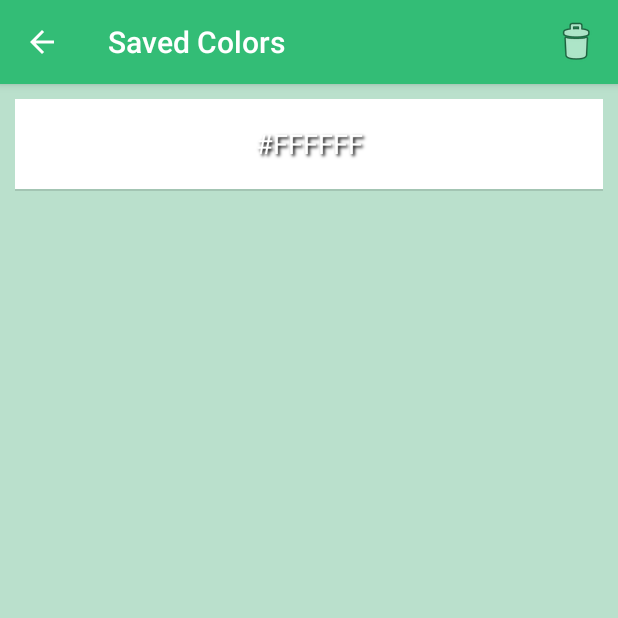
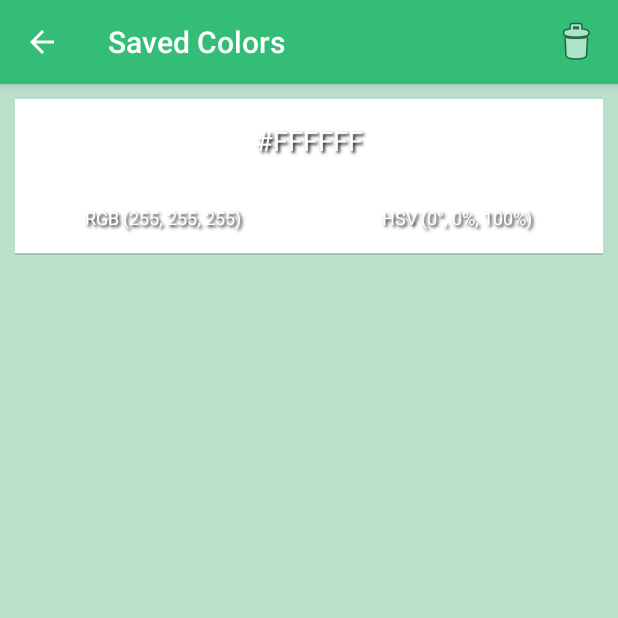
Before and after one commit to KevinMulkearn/SiteColorGrabber, an Android app: the SavedColorActivity screen opened directly, with no data from a screen before it, on a phone screen of 412 x 824 dp, the top half of it. Run offline under Robolectric (Android 15) with nearby library versions, the phone set to English and light mode, and no system bars.

Commit message:
Custom listView item design now includes RGB and HSV.

```diff
--- a/app/src/main/java/com/mulkearn/kevin/sitecolorgrabber/CustomAdapter.java
+++ b/app/src/main/java/com/mulkearn/kevin/sitecolorgrabber/CustomAdapter.java
@@ -14,7 +14,7 @@ import android.widget.Toast;
 public class CustomAdapter extends ArrayAdapter<String>{
 
     String singelColor;
-    TextView hexText;
+    TextView hexText, rgbText, hsvText;
 
     CustomAdapter(Context context, String[] cols) {
         super(context,R.layout.custom_row , cols);
@@ -27,9 +27,29 @@ public class CustomAdapter extends ArrayAdapter<String>{
 
         singelColor = getItem(position);
         hexText = (TextView) customView.findViewById(R.id.hexText);
+        rgbText = (TextView) customView.findViewById(R.id.rgbText);
+        hsvText = (TextView) customView.findViewById(R.id.hsvText);
+
+        int color = Color.parseColor(singelColor);
+        int red = Color.red(color);
+        int green = Color.green(color);
+        int blue = Color.blue(color);
+        String rgb = "RGB (" + red + ", " + green + ", " + blue + ")";
+
+        float[] hsv = new float[3];
+        Color.RGBToHSV(red, green, blue, hsv);
+        float hue = hsv[0];
+        float sat = hsv[1] * 100;
+        float val = hsv[2] * 100;
+        String hsvString = "HSV (" + Math.round(hue) + "\u00b0, " + Math.round(sat) + "%, " + Math.round(val) + "%)";
 
         hexText.setText(singelColor);
+        rgbText.setText(rgb);
+        hsvText.setText(hsvString);
+
         hexText.setBackgroundColor(Color.parseColor(singelColor));
+        rgbText.setBackgroundColor(Color.parseColor(singelColor));
+        hsvText.setBackgroundColor(Color.parseColor(singelColor));
 
         return customView;
 
--- a/app/src/main/java/com/mulkearn/kevin/sitecolorgrabber/SearchActivity.java
+++ b/app/src/main/java/com/mulkearn/kevin/sitecolorgrabber/SearchActivity.java
@@ -81,6 +81,8 @@ public class SearchActivity extends AppCompatActivity {
         addressName = (TextView) findViewById(R.id.addressName);
 
         dbHandler = new DBHandler(this, null, null, 1);//check constructor for more info
+
+        addressBar.setSelection(addressBar.getText().length()); //Set cursor position to end
 
         //On Keyboard Enter Click
         addressBar.setOnKeyListener(
--- a/app/src/main/java/com/mulkearn/kevin/sitecolorgrabber/WebPageActivity.java
+++ b/app/src/main/java/com/mulkearn/kevin/sitecolorgrabber/WebPageActivity.java
@@ -141,8 +141,8 @@ public class WebPageActivity extends AppCompatActivity {
                 int blueValue = Color.blue(pixel);
                 int greenValue = Color.green(pixel);
 
-                hexText.setText("Hex: " + rgbToHex(redValue, greenValue, blueValue));
-                rgbText.setText("rgb(" + redValue + ", " + greenValue + ", " + blueValue + ")");
+                hexText.setText("Hex " + rgbToHex(redValue, greenValue, blueValue));
+                rgbText.setText("RGB (" + redValue + ", " + greenValue + ", " + blueValue + ")");
                 hsvText.setText(getHSVValue(redValue, greenValue, blueValue));
                 colorDisplay.setBackgroundColor(pixel);
 
@@ -204,6 +204,6 @@ public class WebPageActivity extends AppCompatActivity {
         String sat = Integer.toString((int) s) + "%";
         String val = Integer.toString((int) v) + "%";
 
-        return "hsv(" + hue + ", " + sat + ", " + val + ")";
+        return "HSV (" + hue + ", " + sat + ", " + val + ")";
     }
 }
--- a/app/src/main/res/layout/activity_web_page.xml
+++ b/app/src/main/res/layout/activity_web_page.xml
@@ -75,14 +75,14 @@
                 android:id="@+id/rgbText"
                 android:layout_width="match_parent"
                 android:layout_height="wrap_content"
-                android:text="rgb(0, 0, 0)"
+                android:text="RGB (0, 0, 0)"
                 android:textSize="15sp"
                 android:textColor="#000000" />
             <TextView
                 android:id="@+id/hsvText"
                 android:layout_width="match_parent"
                 android:layout_height="wrap_content"
-                android:text="hsv(0°, 0%, 0%)"
+                android:text="HSV (0°, 0%, 0%)"
                 android:textSize="15sp"
                 android:textColor="#000000" />
 
--- a/app/src/main/res/layout/custom_row.xml
+++ b/app/src/main/res/layout/custom_row.xml
@@ -1,13 +1,13 @@
 <?xml version="1.0" encoding="utf-8"?>
 <LinearLayout xmlns:android="http://schemas.android.com/apk/res/android"
-    android:orientation="horizontal" android:layout_width="match_parent"
+    android:orientation="vertical"
+    android:layout_width="match_parent"
     android:layout_height="match_parent">
 
     <TextView
         android:id="@+id/hexText"
-        android:layout_width="wrap_content"
-        android:layout_height="60dp"
-        android:layout_weight="1"
+        android:layout_width="match_parent"
+        android:layout_height="wrap_content"
         android:gravity="center_horizontal|center_vertical"
         android:padding="15dp"
         android:textColor="#FFFFFF"
@@ -15,7 +15,43 @@
         android:shadowDx="2"
         android:shadowDy="2"
         android:shadowRadius="2"
-        android:text="TextView"
         android:textSize="18sp" />
 
+    <LinearLayout
+        android:layout_width="match_parent"
+        android:layout_height="wrap_content"
+        android:orientation="horizontal">
+
+        <TextView
+            android:id="@+id/rgbText"
+            android:layout_width="wrap_content"
+            android:layout_height="wrap_content"
+            android:layout_weight="1"
+            android:gravity="center_horizontal|center_vertical"
+            android:padding="15dp"
+            android:textColor="#FFFFFF"
+            android:shadowColor="#000000"
+            android:shadowDx="2"
+            android:shadowDy="2"
+            android:shadowRadius="2"
+            android:textSize="12sp" />
+
+        <TextView
+            android:id="@+id/hsvText"
+            android:layout_width="wrap_content"
+            android:layout_height="wrap_content"
+            android:layout_weight="1"
+            android:gravity="center_horizontal|center_vertical"
+            android:padding="15dp"
+            android:textColor="#FFFFFF"
+            android:shadowColor="#000000"
+            android:shadowDx="2"
+            android:shadowDy="2"
+            android:shadowRadius="2"
+            android:textSize="12sp" />
+
+    </LinearLayout>
+
+
+
 </LinearLayout>
```
